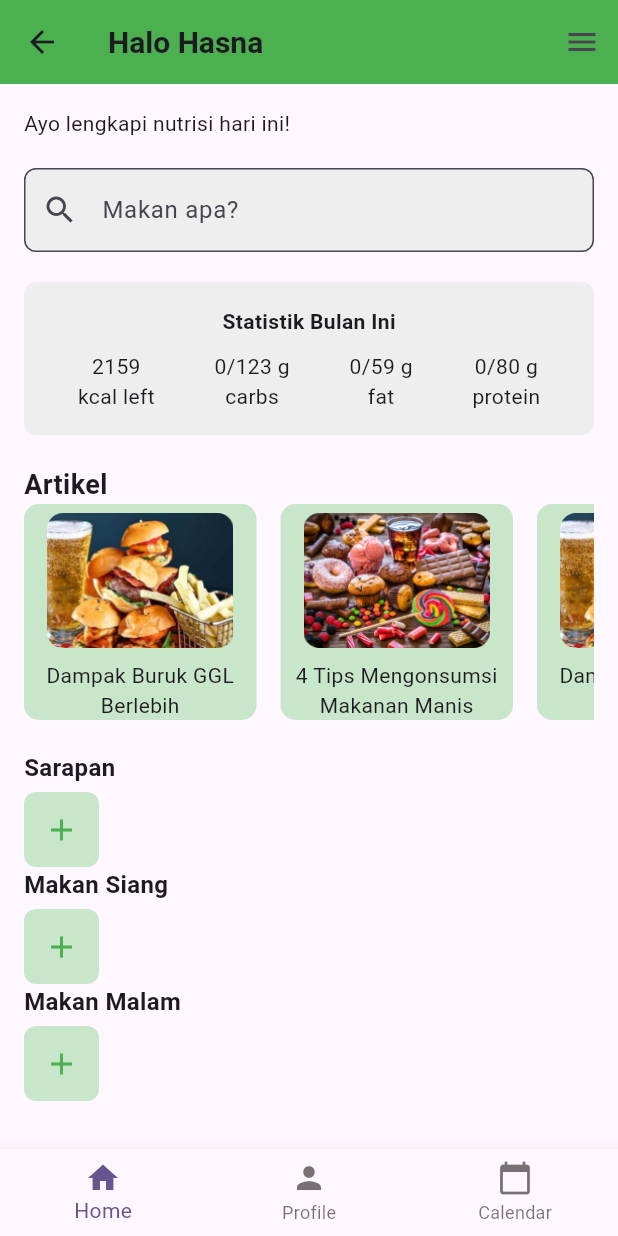
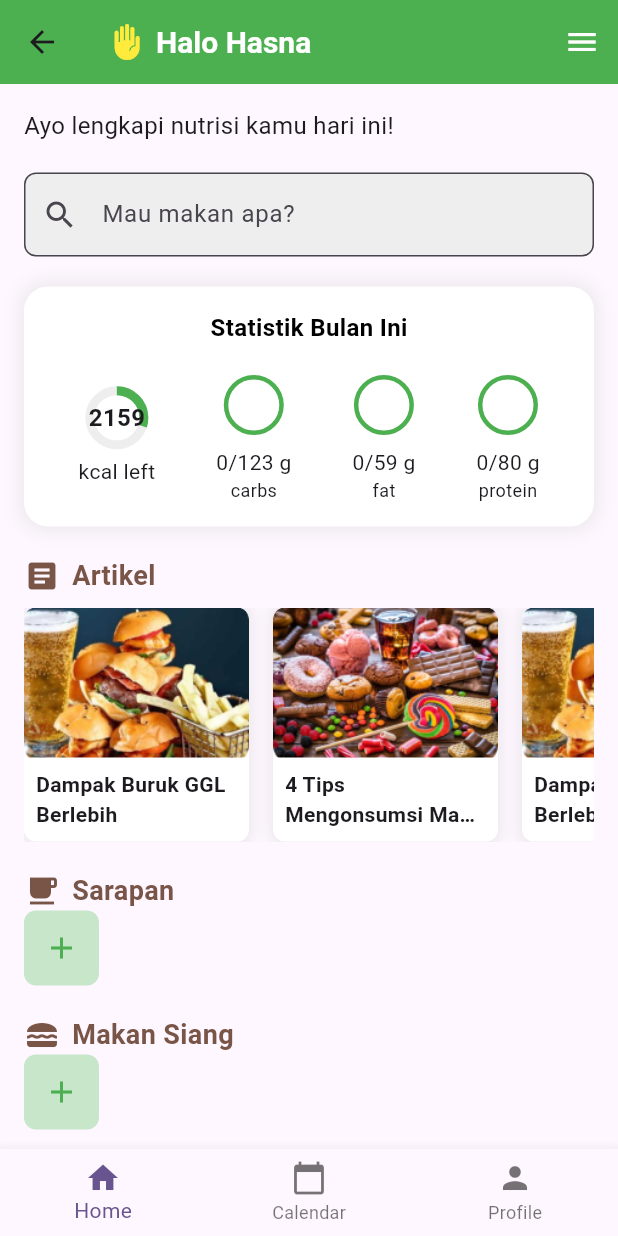
Before and after one commit to nailahazhr/tekber-finalproject, a Flutter app: the HomePage screen opened by its route, on a phone screen of 412 x 824 dp. Run offline on Flutter 3.47's test engine with Material 3 defaults, Android fonts, the phone set to English and light mode, and no system bars; Roboto replaces fonts that are missing (Poppins).

Commit message:
update homepage

```diff
--- a/lib/screens/home_page.dart
+++ b/lib/screens/home_page.dart
@@ -1,5 +1,6 @@
 import 'package:flutter/material.dart';
 import 'package:ns_apps/screens/personalisasi_screen.dart';
+import 'package:ns_apps/screens/searchDetail_screen.dart';
 import '../constants/colors.dart';
 import '../constants/images.dart';
 
@@ -8,12 +9,27 @@ class HomePage extends StatelessWidget {
 
   // Fungsi untuk menangani perubahan halaman pada bottom navigation bar
   void _onItemTapped(BuildContext context, int index) {
-    if (index == 1) {
-      // Navigasi ke PersonalisasiScreen ketika ikon profil dipilih
+    switch (index) {
+      case 0:
+        Navigator.push(
+          context,
+          MaterialPageRoute(builder: (context) => HomePage()),
+        );
+        break;
+      case 1:
+        Navigator.push(
+          context,
+          MaterialPageRoute(builder: (context) => SearchdetailScreen()),
+        );
+        break;
+      case 2:
         Navigator.push(
           context,
           MaterialPageRoute(builder: (context) => PersonalisasiScreen()),
         );
+        break;
+      default:
+        return;
     }
   }
 
@@ -22,16 +38,24 @@ class HomePage extends StatelessWidget {
     return Scaffold(
       appBar: AppBar(
         backgroundColor: Colors.green,
-        title: Text(
+        title: Row(
+          children: [
+            Icon(Icons.front_hand, color: Colors.yellow),
+            SizedBox(width: 8),
+            Text(
               'Halo Hasna',
               style: TextStyle(
+                color: Colors.white,
                 fontSize: 20,
                 fontFamily: 'Poppins',
                 fontWeight: FontWeight.bold,
               ),
             ),
+            SizedBox(width: 8),
+          ],
+        ),
         actions: [
-          IconButton(icon: Icon(Icons.menu), onPressed: () {}),
+          IconButton(icon: Icon(Icons.menu, color: Colors.white), onPressed: () {}),
         ],
       ),
       body: SingleChildScrollView(
@@ -39,28 +63,35 @@ class HomePage extends StatelessWidget {
         child: Column(
           crossAxisAlignment: CrossAxisAlignment.start,
           children: [
-            Text('Ayo lengkapi nutrisi hari ini!'),
+            Text(
+              'Ayo lengkapi nutrisi kamu hari ini!',
+              style: TextStyle(fontSize: 16, fontWeight: FontWeight.w400),
+            ),
             SizedBox(height: 20),
             _buildSearchBar(),
             SizedBox(height: 20),
             _buildNutritionStats(),
             SizedBox(height: 20),
-            Text('Artikel',
-                style: TextStyle(fontSize: 18, fontWeight: FontWeight.bold)),
+            _buildSectionHeader('Artikel', Icons.article),
+            SizedBox(height: 8),
             _buildArticles(),
             SizedBox(height: 20),
-            _buildMealSection('Sarapan'),
-            _buildMealSection('Makan Siang'),
-            _buildMealSection('Makan Malam'),
+            _buildSectionHeader('Sarapan', Icons.free_breakfast),
+            _buildMealSection(),
+            SizedBox(height: 20),
+            _buildSectionHeader('Makan Siang', Icons.lunch_dining),
+            _buildMealSection(),
+            SizedBox(height: 20),
+            _buildSectionHeader('Makan Malam', Icons.bakery_dining_outlined),
+            _buildMealSection(),
           ],
         ),
       ),
       bottomNavigationBar: BottomNavigationBar(
         items: const <BottomNavigationBarItem>[
           BottomNavigationBarItem(icon: Icon(Icons.home), label: 'Home'),
+          BottomNavigationBarItem(icon: Icon(Icons.calendar_today), label: 'Calendar'),
           BottomNavigationBarItem(icon: Icon(Icons.person), label: 'Profile'),
-          BottomNavigationBarItem(
-              icon: Icon(Icons.calendar_today), label: 'Calendar'),
         ],
         onTap: (index) => _onItemTapped(context, index),
       ),
@@ -70,7 +101,7 @@ class HomePage extends StatelessWidget {
   Widget _buildSearchBar() {
     return TextField(
       decoration: InputDecoration(
-        hintText: 'Makan apa?',
+        hintText: 'Mau makan apa?',
         prefixIcon: Icon(Icons.search),
         border: OutlineInputBorder(borderRadius: BorderRadius.circular(8)),
         filled: true,
@@ -83,29 +114,29 @@ class HomePage extends StatelessWidget {
     return Container(
       padding: EdgeInsets.all(16),
       decoration: BoxDecoration(
-        borderRadius: BorderRadius.circular(8),
-        color: Colors.grey[200],
+        borderRadius: BorderRadius.circular(16),
+        color: Colors.white,
+        boxShadow: [
+          BoxShadow(
+            color: Colors.grey.withOpacity(0.2),
+            blurRadius: 10,
+            spreadRadius: 2,
+          ),
+        ],
       ),
       child: Column(
         children: [
           Text('Statistik Bulan Ini',
-              style: TextStyle(fontWeight: FontWeight.bold)),
-          SizedBox(height: 10),
+              style: TextStyle(
+                  fontWeight: FontWeight.bold, fontSize: 16, color: Colors.black)),
+          SizedBox(height: 20),
           Row(
             mainAxisAlignment: MainAxisAlignment.spaceAround,
             children: [
-              Column(
-                children: [Text('2159'), Text('kcal left')],
-              ),
-              Column(
-                children: [Text('0/123 g'), Text('carbs')],
-              ),
-              Column(
-                children: [Text('0/59 g'), Text('fat')],
-              ),
-              Column(
-                children: [Text('0/80 g'), Text('protein')],
-              ),
+              _buildCircularStat('2159', 'kcal left'),
+              _buildStatCircle('0/123 g', 'carbs'),
+              _buildStatCircle('0/59 g', 'fat'),
+              _buildStatCircle('0/80 g', 'protein'),
             ],
           ),
         ],
@@ -113,11 +144,65 @@ class HomePage extends StatelessWidget {
     );
   }
 
+  Widget _buildCircularStat(String value, String label) {
+    return Column(
+      children: [
+        Stack(
+          alignment: Alignment.center,
+          children: [
+            CircularProgressIndicator(
+              value: 0.3,
+              backgroundColor: Colors.grey[200],
+              valueColor: AlwaysStoppedAnimation<Color>(Colors.green),
+              strokeWidth: 6,
+            ),
+            Text(
+              value,
+              style: TextStyle(fontWeight: FontWeight.bold, fontSize: 16),
+            ),
+          ],
+        ),
+        SizedBox(height: 8),
+        Text(label),
+      ],
+    );
+  }
+
+  Widget _buildStatCircle(String value, String label) {
+    return Column(
+      children: [
+        Container(
+          width: 40,
+          height: 40,
+          decoration: BoxDecoration(
+            shape: BoxShape.circle,
+            border: Border.all(color: Colors.green, width: 3),
+          ),
+        ),
+        SizedBox(height: 8),
+        Text(value, style: TextStyle(fontSize: 14)),
+        Text(label, style: TextStyle(fontSize: 12)),
+      ],
+    );
+  }
+
+  Widget _buildSectionHeader(String title, IconData icon) {
+    return Row(
+      children: [
+        Icon(icon, color: Colors.brown, size: 24),
+        SizedBox(width: 8),
+        Text(
+          title,
+          style: TextStyle(fontSize: 18, fontWeight: FontWeight.bold, color: Colors.brown),
+        ),
+      ],
+    );
+  }
+
   Widget _buildArticles() {
     return SingleChildScrollView(
       scrollDirection: Axis.horizontal,
-      child: Row (
-        mainAxisAlignment: MainAxisAlignment.start,
+      child: Row(
         children: [
           _buildArticleCard(
               'Dampak Buruk GGL Berlebih', 'assets/images/burger.png'),
@@ -135,45 +220,59 @@ class HomePage extends StatelessWidget {
   Widget _buildArticleCard(String title, String imagePath) {
     return Container(
       decoration: BoxDecoration(
-      color: Colors.green.shade100,
-      borderRadius: BorderRadius.circular(10),
-
+        color: Colors.white,
+        borderRadius: BorderRadius.circular(8),
+        boxShadow: [
+          BoxShadow(
+            color: Colors.grey.withOpacity(0.2),
+            blurRadius: 8,
+            spreadRadius: 2,
           ),
-      width: 155,
+        ],
+      ),
+      width: 150,
       margin: EdgeInsets.only(right: 16),
       child: Column(
+        crossAxisAlignment: CrossAxisAlignment.start,
         children: [
           ClipRRect(
             borderRadius: BorderRadius.vertical(top: Radius.circular(8)),
-          child: Padding(
-            padding: EdgeInsets.all(6.0),
-            child: Image.asset(imagePath, height: 90, fit: BoxFit.cover),
+            child: Image.asset(
+              imagePath,
+              height: 100,
+              width: double.infinity,
+              fit: BoxFit.cover,
             ),
           ),
-          SizedBox(height: 2),
-          Text(title, textAlign: TextAlign.center),
+          Padding(
+            padding: EdgeInsets.all(8.0),
+            child: Text(
+              title,
+              style: TextStyle(fontSize: 14, fontWeight: FontWeight.w600),
+              maxLines: 2,
+              overflow: TextOverflow.ellipsis,
+            ),
+          ),
         ],
       ),
     );
   }
 
-  Widget _buildMealSection(String title) {
-    return Column(
-      crossAxisAlignment: CrossAxisAlignment.start,
-      children: [
-        Text(title,
-            style: TextStyle(fontSize: 16, fontWeight: FontWeight.bold)),
-        SizedBox(height: 5),
-        Container(
+ Widget _buildMealSection() {
+    return GestureDetector(
+      onTap: () {},
+      child: Container(
         height: 50,
         width: 50,
         decoration: BoxDecoration(
           color: Colors.green[100],
           borderRadius: BorderRadius.circular(8),
         ),
+        child: Center(
           child: Icon(Icons.add, color: Colors.green),
         ),
-      ],
+      ),
     );
   }
+
 }
```
Lines whose indentation alone changed are shown as unchanged.
